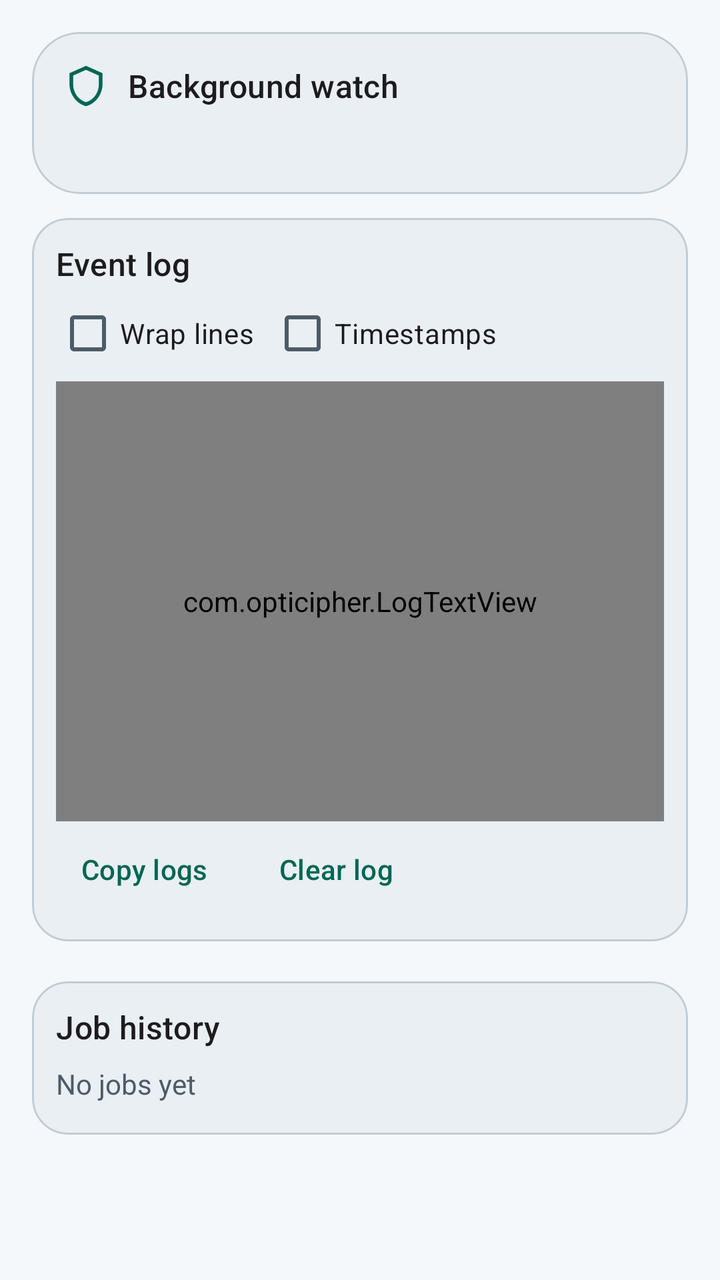
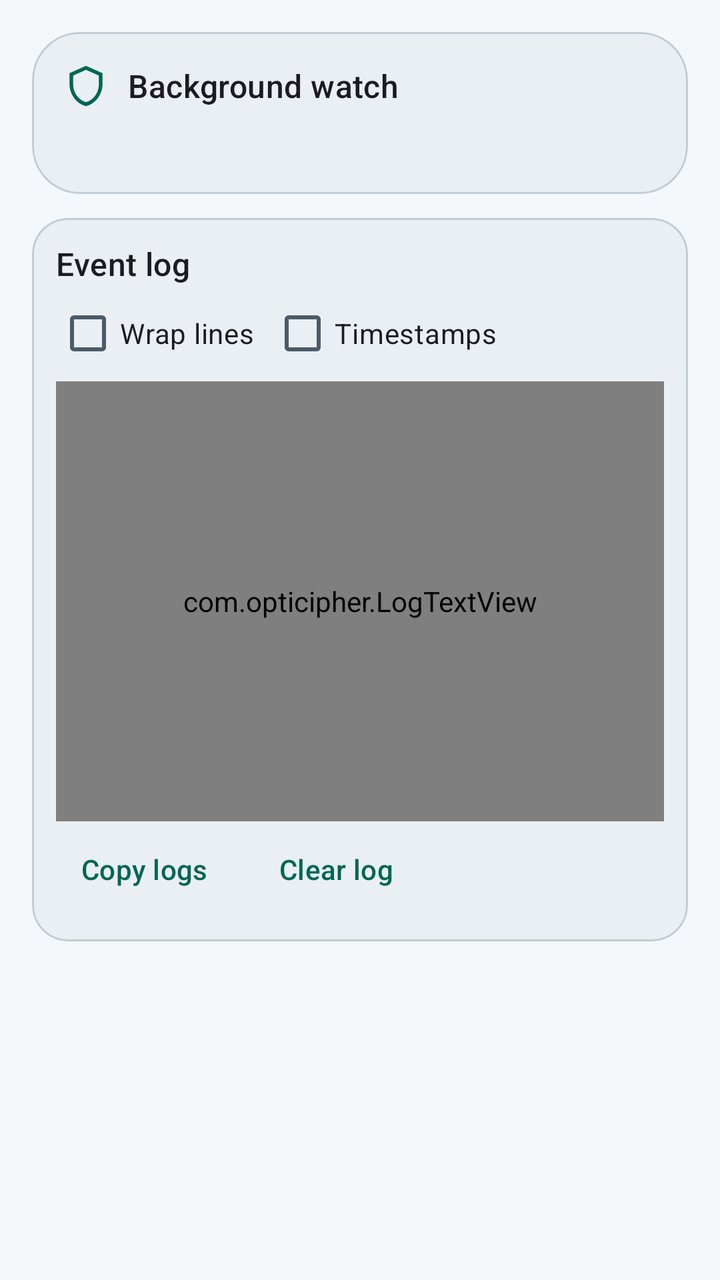

Before-and-after screenshots of an Android layout around one commit, followed by the original layout XML and the change that was made.
<!-- AndroidManifest.xml: application theme Theme.OptiCipher -->
<!-- res/layout/page_activity.xml -->
<?xml version="1.0" encoding="utf-8"?>
<LinearLayout xmlns:android="http://schemas.android.com/apk/res/android"
    xmlns:app="http://schemas.android.com/apk/res-auto"
    android:layout_width="match_parent"
    android:layout_height="wrap_content"
    android:orientation="vertical"
    android:padding="16dp">

    <com.google.android.material.card.MaterialCardView
        android:layout_width="match_parent"
        android:layout_height="wrap_content"
        android:layout_marginBottom="12dp"
        app:cardBackgroundColor="@color/brand_surface"
        app:cardCornerRadius="24dp"
        app:cardElevation="0dp"
        app:strokeColor="@color/brand_outline"
        app:strokeWidth="1dp">

        <LinearLayout
            android:layout_width="match_parent"
            android:layout_height="wrap_content"
            android:orientation="vertical"
            android:padding="16dp">

            <LinearLayout
                android:layout_width="match_parent"
                android:layout_height="wrap_content"
                android:gravity="center_vertical"
                android:orientation="horizontal">

                <ImageView
                    android:layout_width="22dp"
                    android:layout_height="22dp"
                    android:contentDescription="@null"
                    android:src="@drawable/ic_shield"
                    app:tint="@color/brand_accent" />

                <TextView
                    android:layout_width="0dp"
                    android:layout_height="wrap_content"
                    android:layout_marginStart="10dp"
                    android:layout_weight="1"
                    android:text="Background watch"
                    android:textAppearance="?attr/textAppearanceTitleMedium" />
            </LinearLayout>

            <TextView
                android:id="@+id/backgroundStatus"
                android:layout_width="match_parent"
                android:layout_height="wrap_content"
                android:layout_marginTop="8dp"
                android:lineSpacingExtra="4dp"
                android:textAppearance="?attr/textAppearanceBodyMedium"
                android:textColor="?attr/colorOnSurfaceVariant" />
        </LinearLayout>
    </com.google.android.material.card.MaterialCardView>

    <com.google.android.material.card.MaterialCardView style="@style/Widget.OptiCipher.SettingsCard">
        <LinearLayout
            android:layout_width="match_parent"
            android:layout_height="wrap_content"
            android:orientation="vertical"
            android:padding="12dp">

            <TextView
                android:layout_width="match_parent"
                android:layout_height="wrap_content"
                android:text="@string/event_log"
                android:textAppearance="?attr/textAppearanceTitleMedium" />

            <com.google.android.material.chip.ChipGroup
                android:layout_width="match_parent"
                android:layout_height="wrap_content"
                app:chipSpacing="8dp">

                <com.google.android.material.checkbox.MaterialCheckBox
                    android:id="@+id/logWrap"
                    android:layout_width="wrap_content"
                    android:layout_height="wrap_content"
                    android:text="@string/wrap_lines" />

                <com.google.android.material.checkbox.MaterialCheckBox
                    android:id="@+id/logTimestamps"
                    android:layout_width="wrap_content"
                    android:layout_height="wrap_content"
                    android:text="@string/log_timestamps" />
            </com.google.android.material.chip.ChipGroup>

            <com.opticipher.LogTextView
                android:id="@+id/activityLog"
                android:layout_width="match_parent"
                android:layout_height="220dp"
                android:background="?attr/colorSurface"
                android:padding="8dp"
                android:saveEnabled="false"
                android:scrollbars="vertical|horizontal"
                android:textAppearance="?attr/textAppearanceBodySmall"
                android:textColor="?attr/colorOnSurface" />

            <com.google.android.material.chip.ChipGroup
                android:layout_width="match_parent"
                android:layout_height="wrap_content"
                app:chipSpacing="8dp">

                <com.google.android.material.button.MaterialButton
                    android:id="@+id/copyLogBtn"
                    style="@style/Widget.Material3.Button.TextButton"
                    android:layout_width="wrap_content"
                    android:layout_height="wrap_content"
                    android:text="@string/copy_logs" />

                <com.google.android.material.button.MaterialButton
                    android:id="@+id/clearLogBtn"
                    style="@style/Widget.Material3.Button.TextButton"
                    android:layout_width="wrap_content"
                    android:layout_height="wrap_content"
                    android:text="@string/clear_logs" />
            </com.google.android.material.chip.ChipGroup>
        </LinearLayout>
    </com.google.android.material.card.MaterialCardView>

    <com.google.android.material.card.MaterialCardView style="@style/Widget.OptiCipher.SettingsCard">
        <LinearLayout
            android:layout_width="match_parent"
            android:layout_height="wrap_content"
            android:orientation="vertical"
            android:padding="12dp">

            <TextView
                android:layout_width="match_parent"
                android:layout_height="wrap_content"
                android:text="@string/job_history"
                android:textAppearance="?attr/textAppearanceTitleMedium" />

            <TextView
                android:id="@+id/emptyJobHistory"
                android:layout_width="match_parent"
                android:layout_height="wrap_content"
                android:layout_marginTop="8dp"
                android:text="@string/no_jobs"
                android:textColor="?attr/colorOnSurfaceVariant" />

            <LinearLayout
                android:id="@+id/jobHistory"
                android:layout_width="match_parent"
                android:layout_height="wrap_content"
                android:layout_marginTop="4dp"
                android:orientation="vertical" />
        </LinearLayout>
    </com.google.android.material.card.MaterialCardView>
</LinearLayout>
<!-- resources referenced by this layout -->
<resources>
  <color name="brand_accent">#006653</color>
  <color name="brand_outline">#C1CCD4</color>
  <color name="brand_surface">#E9EFF3</color>
  <!-- drawable ic_shield (drawable) -->
  <vector xmlns:android="http://schemas.android.com/apk/res/android"
      android:width="24dp"
      android:height="24dp"
      android:viewportWidth="24"
      android:viewportHeight="24">
      <path android:fillColor="#FF000000" android:pathData="M12,1L3,5V11C3,16.55 6.84,21.74 12,23C17.16,21.74 21,16.55 21,11V5L12,1M12,3.18L19,6.3V11.22C19,15.6 16.1,19.7 12,20.82C7.9,19.7 5,15.6 5,11.22V6.3L12,3.18Z" />
  </vector>
  <string name="clear_logs">Clear log</string>
  <string name="copy_logs">Copy logs</string>
  <string name="event_log">Event log</string>
  <string name="job_history">Job history</string>
  <string name="log_timestamps">Timestamps</string>
  <string name="no_jobs">No jobs yet</string>
  <string name="wrap_lines">Wrap lines</string>
  <style name="Widget.OptiCipher.SettingsCard" parent="Widget.Material3.CardView.Outlined">
          <item name="android:layout_width">match_parent</item>
          <item name="android:layout_height">wrap_content</item>
          <item name="android:layout_marginBottom">20dp</item>
          <item name="cardBackgroundColor">@color/brand_surface</item>
          <item name="cardCornerRadius">18dp</item>
          <item name="cardElevation">0dp</item>
          <item name="strokeColor">@color/brand_outline</item>
      </style>
  <style name="Theme.OptiCipher" parent="Theme.Material3.DayNight.NoActionBar">
          <item name="colorPrimary">@color/brand_accent</item>
          <item name="colorOnPrimary">@color/brand_on_accent</item>
          <item name="colorPrimaryContainer">@color/brand_container</item>
          <item name="colorOnPrimaryContainer">@color/brand_accent</item>
          <item name="colorSecondary">@color/brand_accent</item>
          <item name="colorOnSecondary">@color/brand_on_accent</item>
          <item name="colorSecondaryContainer">@color/brand_container</item>
          <item name="colorOnSecondaryContainer">@color/brand_accent</item>
          <item name="colorSurface">@color/brand_bg</item>
          <item name="colorOnSurface">@color/brand_on_surface</item>
          <item name="colorSurfaceVariant">@color/brand_surface</item>
          <item name="colorOnSurfaceVariant">@color/brand_muted</item>
          <item name="colorOutline">@color/brand_outline</item>
          <item name="colorError">@color/brand_error</item>
          <item name="android:windowBackground">@color/brand_bg</item>
          <item name="android:statusBarColor">@color/brand_bg</item>
          <item name="android:navigationBarColor">@color/brand_bg</item>
      </style>
  <color name="brand_on_accent">#FFFFFF</color>
  <color name="brand_container">#D6EEE6</color>
  <color name="brand_bg">#F5F8FA</color>
  <color name="brand_on_surface">#161E25</color>
  <color name="brand_muted">#4D5B68</color>
  <color name="brand_error">#B42328</color>
</resources>

<!-- the commit's change to res/layout/page_activity.xml (unified diff, before → after) -->
@@ -119,33 +119,4 @@
         </LinearLayout>
     </com.google.android.material.card.MaterialCardView>
 
-    <com.google.android.material.card.MaterialCardView style="@style/Widget.OptiCipher.SettingsCard">
-        <LinearLayout
-            android:layout_width="match_parent"
-            android:layout_height="wrap_content"
-            android:orientation="vertical"
-            android:padding="12dp">
-
-            <TextView
-                android:layout_width="match_parent"
-                android:layout_height="wrap_content"
-                android:text="@string/job_history"
-                android:textAppearance="?attr/textAppearanceTitleMedium" />
-
-            <TextView
-                android:id="@+id/emptyJobHistory"
-                android:layout_width="match_parent"
-                android:layout_height="wrap_content"
-                android:layout_marginTop="8dp"
-                android:text="@string/no_jobs"
-                android:textColor="?attr/colorOnSurfaceVariant" />
-
-            <LinearLayout
-                android:id="@+id/jobHistory"
-                android:layout_width="match_parent"
-                android:layout_height="wrap_content"
-                android:layout_marginTop="4dp"
-                android:orientation="vertical" />
-        </LinearLayout>
-    </com.google.android.material.card.MaterialCardView>
 </LinearLayout>
<!-- resource entries referenced after the edit -->
@@ -14,9 +14,7 @@
   <string name="clear_logs">Clear log</string>
   <string name="copy_logs">Copy logs</string>
   <string name="event_log">Event log</string>
-  <string name="job_history">Job history</string>
   <string name="log_timestamps">Timestamps</string>
-  <string name="no_jobs">No jobs yet</string>
   <string name="wrap_lines">Wrap lines</string>
   <style name="Widget.OptiCipher.SettingsCard" parent="Widget.Material3.CardView.Outlined">
           <item name="android:layout_width">match_parent</item>
